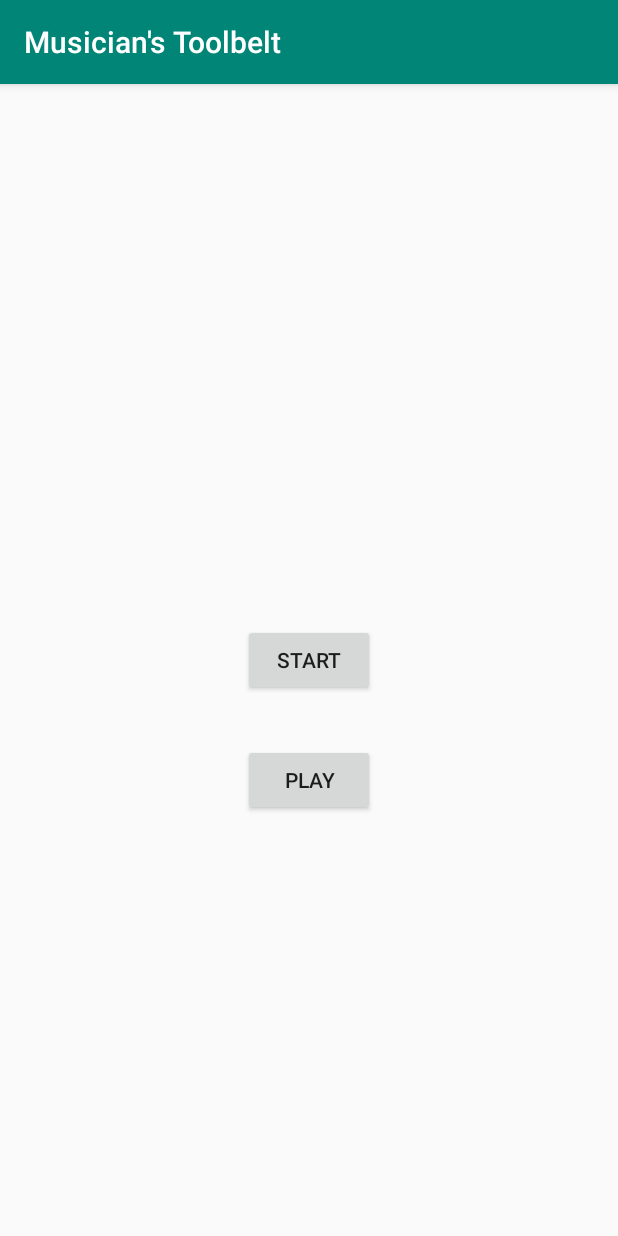
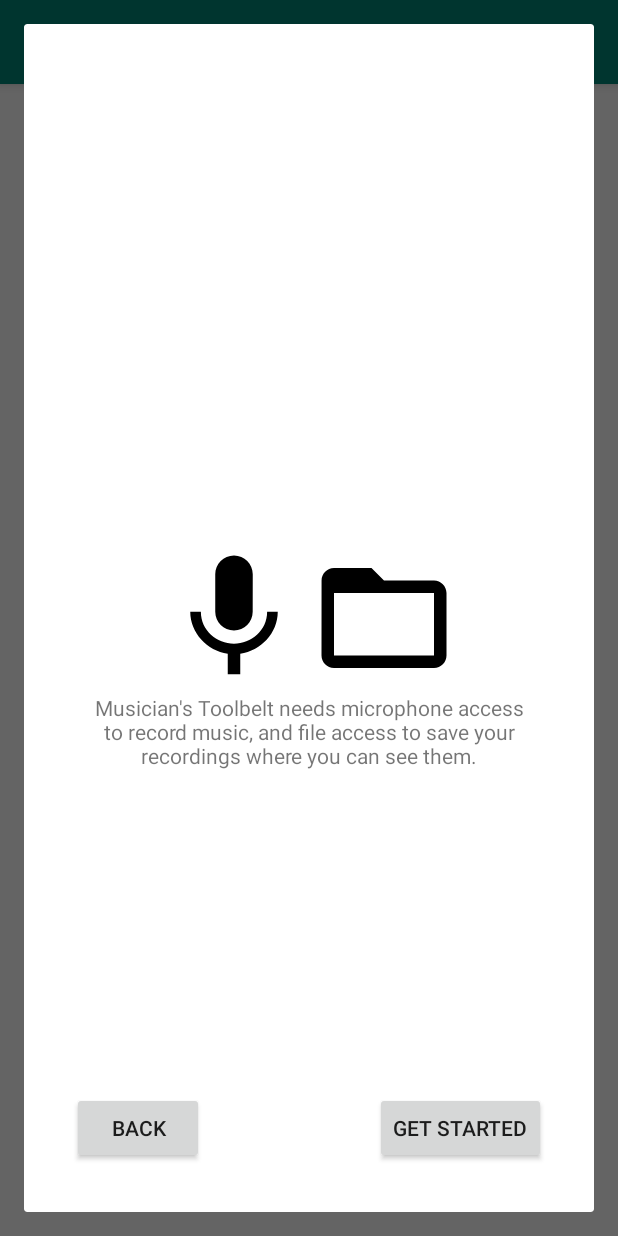
Before and after one commit to benjamin-warner/MusiciansToolbelt, an Android app: the fragment RecorderFragment shown on its own in the app's theme, on a phone screen of 412 x 824 dp. Run offline under Robolectric (Android 15) with nearby library versions, the phone set to English and light mode, and no system bars.

Commit message:
Permission prompt v2

```diff
--- /dev/null
+++ b/app/src/main/java/com/benjaminnwarner/musicianstoolbelt/ui/permissions/IPermissibleAction.kt
@@ -0,0 +1,6 @@
+package com.benjaminnwarner.musicianstoolbelt.ui.permissions
+
+interface IPermissibleAction {
+    val permissions: Array<String>
+    val layoutId: Int
+}
--- a/app/src/main/java/com/benjaminnwarner/musicianstoolbelt/ui/permissions/PermissionCheckingFragment.kt
+++ b/app/src/main/java/com/benjaminnwarner/musicianstoolbelt/ui/permissions/PermissionCheckingFragment.kt
@@ -1,99 +1,70 @@
 package com.benjaminnwarner.musicianstoolbelt.ui.permissions
 
-import android.Manifest
-import android.annotation.SuppressLint
-import android.content.DialogInterface
 import android.content.pm.PackageManager
-import android.widget.TextView
-import androidx.appcompat.app.AlertDialog
+import android.os.Bundle
+import android.view.LayoutInflater
+import android.view.View
+import android.view.ViewGroup
+import android.view.WindowManager
 import androidx.core.content.ContextCompat
-import androidx.fragment.app.Fragment
-import androidx.navigation.findNavController
-import com.benjaminnwarner.musicianstoolbelt.R
+import androidx.fragment.app.DialogFragment
+import kotlinx.android.synthetic.main.permission_recorder.view.*
 
-abstract class PermissionCheckingFragment : Fragment() {
+class PermissionCheckingFragment(private val permissibleAction: IPermissibleAction) : DialogFragment() {
 
-    private val PERMISSION_REQUEST = 200
+    private val requestCode = 200
+    private lateinit var permissionGrantedCallback: ( (PermissionCheckingFragment) -> Unit)
+    private lateinit var cancelledListener: ( (PermissionCheckingFragment) -> Unit)
+
+    override fun onCreateView(inflater: LayoutInflater, container: ViewGroup?, savedInstanceState: Bundle?): View? {
+        val root =  inflater.inflate(permissibleAction.layoutId, container, false)
 
 
-    protected fun hasPermission(permission: String): Boolean {
-        if(ContextCompat.checkSelfPermission(context!!, permission) != PackageManager.PERMISSION_GRANTED) {
-            return false
-        }
-        return true
+        root.get_started.setOnClickListener { requestPermission() }
+        root.back.setOnClickListener { cancelledListener.invoke(this) }
+
+        return root
     }
 
-    protected fun checkPermissions(permission: String) {
-        if(shouldShowRequestPermissionRationale(permission)) {
-            showPermissionRationale(permission, reAsking = false)
-        } else {
-            requestPermissions(arrayOf(permission), PERMISSION_REQUEST)
-        }
+    override fun onResume() {
+        super.onResume()
+        val params: ViewGroup.LayoutParams = dialog!!.window!!.attributes
+        params.width = ViewGroup.LayoutParams.MATCH_PARENT
+        params.height = ViewGroup.LayoutParams.MATCH_PARENT
+        dialog!!.window!!.attributes = params as WindowManager.LayoutParams
+    }
+    fun actionPermissible(): Boolean {
+        return !permissibleAction.permissions.any { permissionUnGranted(it) }
+    }
+
+    private fun missingPermissions(): Array<String>{
+        return permissibleAction.permissions.filter { permissionUnGranted(it) }.toTypedArray()
+    }
+
+    private fun permissionUnGranted(permission: String): Boolean {
+        return ContextCompat.checkSelfPermission(context!!, permission) != PackageManager.PERMISSION_GRANTED
+    }
+
+    private fun requestPermission() {
+        requestPermissions(missingPermissions(), requestCode)
     }
 
     override fun onRequestPermissionsResult(requestCode: Int, permissions: Array<out String>, grantResults: IntArray) {
         when(requestCode){
-            PERMISSION_REQUEST -> {
-                if(grantResults.isNotEmpty() && grantResults[0] == PackageManager.PERMISSION_DENIED){
-                    showPermissionRationale(permissions[0], reAsking = true)
+            this.requestCode -> {
+                if(grantResults.all {it == PackageManager.PERMISSION_GRANTED }){
+                    permissionGrantedCallback.invoke(this)
                 }
             }
             else -> super.onRequestPermissionsResult(requestCode, permissions, grantResults)
         }
     }
 
-    private fun showPermissionRationale(permission: String, reAsking: Boolean) {
-        val rationalLayout = getPermissionRationalLayout(permission)
-        val dialog = buildDialog(rationalLayout, permission, reAsking)
-        dialog.show()
+    fun onPermissionsGranted(callback: ( (PermissionCheckingFragment) -> Unit)) {
+        permissionGrantedCallback = callback
     }
 
-    private fun getPermissionRationalLayout(permission: String): Int {
-        return when (permission) {
-            Manifest.permission.RECORD_AUDIO -> R.layout.dialog_permission_mic
-            else -> throw IllegalStateException()
-        }
+    fun onCancelled(callback: ( (PermissionCheckingFragment) -> Unit)) {
+        cancelledListener = callback
     }
-
-    @SuppressLint("InflateParams")
-    private fun buildDialog(rationalLayout: Int, permission: String, reAsking: Boolean): AlertDialog {
-        val builder: AlertDialog.Builder? = activity?.let {
-            AlertDialog.Builder(it)
-        }
-
-        val negativeText =  if (reAsking) getString(R.string.im_sure) else getString(R.string.deny)
-        val positiveText = if (reAsking) getString(R.string.allow_access) else getString(R.string.allow)
-        val builderContent = layoutInflater.inflate(R.layout.dialog_permission_mic, null)
-        val rationaleText = builderContent.findViewById(R.id.permission_reason_text) as TextView
-        if (reAsking) rationaleText.text = getString(R.string.need_mic_permission_reask)
-
-        builder?.apply {
-            setView(builderContent)
-            setPositiveButton(positiveText) { dialog, _ ->
-                onPermissionGranted(dialog, permission)
-            }
-            setNegativeButton(negativeText) { dialog, _ ->
-                onPermissionDenied(dialog)
-            }
-        }
-
-
-
-        return builder!!.create()
-    }
-
-    private fun onPermissionGranted(dialog: DialogInterface?, permission: String) {
-        dialog?.dismiss()
-        requestPermissions(arrayOf(permission), PERMISSION_REQUEST)
-    }
-
-    private fun onPermissionDenied(dialog: DialogInterface?) {
-        dialog?.dismiss()
-        this.handlePermissionDenial()
-    }
-
-    private fun handlePermissionDenial(){
-        view?.findNavController()?.popBackStack()
-    }
-
 }
--- /dev/null
+++ b/app/src/main/java/com/benjaminnwarner/musicianstoolbelt/ui/permissions/PermissionFragment.kt
@@ -0,0 +1,30 @@
+package com.benjaminnwarner.musicianstoolbelt.ui.permissions
+
+import android.os.Bundle
+import android.view.View
+import androidx.fragment.app.Fragment
+import androidx.navigation.fragment.findNavController
+
+
+abstract class PermissionFragment(permissibleAction: IPermissibleAction): Fragment() {
+
+    private val permissionCheckingFragmentTag = "PermissionCheckingFragment"
+    private val permissionCheckingFragment = PermissionCheckingFragment(permissibleAction)
+
+    override fun onViewCreated(view: View, savedInstanceState: Bundle?) {
+        super.onViewCreated(view, savedInstanceState)
+
+        permissionCheckingFragment.show(activity?.supportFragmentManager?.beginTransaction()!!, permissionCheckingFragmentTag)
+
+        permissionCheckingFragment.onPermissionsGranted { it.dismiss() }
+
+        permissionCheckingFragment.onCancelled {
+            it.dismiss()
+            findNavController().popBackStack()
+        }
+    }
+
+    protected fun actionPermissible(): Boolean {
+        return permissionCheckingFragment.actionPermissible()
+    }
+}
--- a/app/src/main/java/com/benjaminnwarner/musicianstoolbelt/ui/recorder/RecorderFragment.kt
+++ b/app/src/main/java/com/benjaminnwarner/musicianstoolbelt/ui/recorder/RecorderFragment.kt
@@ -1,6 +1,5 @@
 package com.benjaminnwarner.musicianstoolbelt.ui.recorder
 
-import android.Manifest
 import android.media.MediaPlayer
 import android.media.MediaRecorder
 import android.os.Bundle
@@ -11,12 +10,11 @@ import android.view.ViewGroup
 import androidx.lifecycle.Observer
 import androidx.lifecycle.ViewModelProviders
 import com.benjaminnwarner.musicianstoolbelt.R
-import com.benjaminnwarner.musicianstoolbelt.ui.permissions.PermissionCheckingFragment
+import com.benjaminnwarner.musicianstoolbelt.ui.permissions.PermissionFragment
 import kotlinx.android.synthetic.main.fragment_recorder.view.*
 import java.io.IOException
 
-
-class RecorderFragment : PermissionCheckingFragment() {
+class RecorderFragment : PermissionFragment(RecorderPermission) {
 
     private lateinit var recorderViewModel: RecorderViewModel
     private lateinit var filePath: String
@@ -27,7 +25,7 @@ class RecorderFragment : PermissionCheckingFragment() {
         recorderViewModel = ViewModelProviders.of(this).get(RecorderViewModel::class.java)
         val root = inflater.inflate(R.layout.fragment_recorder, container, false)
 
-        filePath =  "${context?.filesDir.toString()}/recording.m4a"
+        filePath = "${context?.filesDir.toString()}/recording.m4a"
 
         root.start_stop_record_button.setOnClickListener { onStartStopRecordingButtonPress() }
 
@@ -55,18 +53,9 @@ class RecorderFragment : PermissionCheckingFragment() {
     }
 
     private fun onStartStopRecordingButtonPress() {
-        val permissions = arrayOf(
-            Manifest.permission.RECORD_AUDIO,
-            Manifest.permission.WRITE_EXTERNAL_STORAGE,
-            Manifest.permission.READ_EXTERNAL_STORAGE
-        )
-        if(hasPermission(permissions)) {
-            when (recorderViewModel.recording.value) {
-                true -> stopRecording()
-                false -> startRecording()
-            }
-        } else {
-            requestPermission(permissions)
+        when (recorderViewModel.recording.value) {
+            true -> stopRecording()
+            false -> startRecording()
         }
     }
 
--- /dev/null
+++ b/app/src/main/java/com/benjaminnwarner/musicianstoolbelt/ui/recorder/RecorderPermission.kt
@@ -0,0 +1,15 @@
+package com.benjaminnwarner.musicianstoolbelt.ui.recorder
+
+import android.Manifest
+import com.benjaminnwarner.musicianstoolbelt.R
+import com.benjaminnwarner.musicianstoolbelt.ui.permissions.IPermissibleAction
+
+
+object RecorderPermission : IPermissibleAction {
+    override val permissions: Array<String> = arrayOf(
+        Manifest.permission.RECORD_AUDIO,
+        Manifest.permission.READ_EXTERNAL_STORAGE,
+        Manifest.permission.WRITE_EXTERNAL_STORAGE
+    )
+    override val layoutId: Int = R.layout.permission_recorder
+}
--- /dev/null
+++ b/app/src/main/res/drawable/ic_folder_open.xml
@@ -0,0 +1,4 @@
+<vector android:height="16dp" android:viewportHeight="24.0"
+    android:viewportWidth="24.0" android:width="16dp" xmlns:android="http://schemas.android.com/apk/res/android">
+    <path android:fillColor="#FF000000" android:pathData="M20,6h-8l-2,-2L4,4c-1.1,0 -1.99,0.9 -1.99,2L2,18c0,1.1 0.9,2 2,2h16c1.1,0 2,-0.9 2,-2L22,8c0,-1.1 -0.9,-2 -2,-2zM20,18L4,18L4,8h16v10z"/>
+</vector>
--- a/app/src/main/res/drawable/ic_mic_black_24dp.xml
+++ b/app/src/main/res/drawable/ic_microphone.xml
@@ -1,6 +1,6 @@
 <vector xmlns:android="http://schemas.android.com/apk/res/android"
-        android:width="24dp"
-        android:height="24dp"
+        android:width="16dp"
+        android:height="16dp"
         android:viewportWidth="24.0"
         android:viewportHeight="24.0">
     <path
--- /dev/null
+++ b/app/src/main/res/layout/permission_recorder.xml
@@ -0,0 +1,63 @@
+<?xml version="1.0" encoding="utf-8"?>
+<androidx.constraintlayout.widget.ConstraintLayout
+    xmlns:android="http://schemas.android.com/apk/res/android"
+    xmlns:app="http://schemas.android.com/apk/res-auto"
+    xmlns:tools="http://schemas.android.com/tools"
+    android:layout_width="match_parent"
+    android:layout_height="match_parent">
+
+        <androidx.appcompat.widget.LinearLayoutCompat
+            android:id="@+id/linearLayoutCompat"
+            android:layout_width="wrap_content"
+            android:layout_height="wrap_content"
+            android:orientation="horizontal"
+            app:layout_constraintBottom_toBottomOf="parent"
+            app:layout_constraintEnd_toEndOf="parent"
+            app:layout_constraintStart_toStartOf="parent"
+            app:layout_constraintTop_toTopOf="parent">
+
+            <ImageView
+                android:layout_width="100dp"
+                android:layout_height="100dp"
+                android:layout_gravity="center"
+                app:srcCompat="@drawable/ic_microphone" />
+
+            <ImageView
+                android:layout_width="100dp"
+                android:layout_height="100dp"
+                android:layout_gravity="center"
+                app:srcCompat="@drawable/ic_folder_open" />
+
+        </androidx.appcompat.widget.LinearLayoutCompat>
+
+        <TextView
+            android:id="@+id/permission_reason_text"
+            android:layout_width="match_parent"
+            android:layout_height="wrap_content"
+            android:paddingStart="32dp"
+            android:paddingEnd="32dp"
+            android:text="@string/need_recorder_permission"
+            android:textAlignment="center"
+            app:layout_constraintTop_toBottomOf="@+id/linearLayoutCompat" />
+
+        <Button
+            android:id="@+id/get_started"
+            android:layout_width="wrap_content"
+            android:layout_height="wrap_content"
+            android:layout_marginEnd="32dp"
+            android:layout_marginBottom="32dp"
+            android:text="@string/get_started"
+            app:layout_constraintBottom_toBottomOf="parent"
+            app:layout_constraintEnd_toEndOf="parent" />
+
+        <Button
+            android:id="@+id/back"
+            android:layout_width="wrap_content"
+            android:layout_height="wrap_content"
+            android:layout_marginStart="32dp"
+            android:layout_marginBottom="32dp"
+            android:text="@string/back"
+            app:layout_constraintBottom_toBottomOf="parent"
+            app:layout_constraintStart_toStartOf="parent" />
+
+</androidx.constraintlayout.widget.ConstraintLayout>
--- a/app/src/main/res/values/colors.xml
+++ b/app/src/main/res/values/colors.xml
@@ -3,4 +3,8 @@
     <color name="colorPrimary">#008577</color>
     <color name="colorPrimaryDark">#00574B</color>
     <color name="colorAccent">#D81B60</color>
+
+    <color name="colorBlack">#000000</color>
+    <color name="colorLightGrey">#606060</color>
+    <color name="colorMediumGrey">#404040</color>
 </resources>
--- a/app/src/main/res/values/strings.xml
+++ b/app/src/main/res/values/strings.xml
@@ -15,10 +15,7 @@
     <string name="start">Start</string>
     <string name="stop">Stop</string>
     <string name="play">Play</string>
-    <string name="need_mic_permission">Musician\'s Toolbelt needs microphone access to record your music.</string>
-    <string name="need_mic_permission_reask">Are you sure? You can\'t use the recorder without microphone access.</string>
-    <string name="deny">Deny</string>
-    <string name="allow">Allow</string>
-    <string name="im_sure">I\'m Sure</string>
-    <string name="allow_access">Allow Access</string>
+    <string name="need_recorder_permission">Musician\'s Toolbelt needs microphone access to record music, and file access to save your recordings where you can see them.</string>
+    <string name="get_started">Get Started</string>
+    <string name="back">Back</string>
 </resources>
```
Also changed, not shown: app/src/main/res/layout/dialog_permission_mic.xml (deleted, +0 -43 lines).
